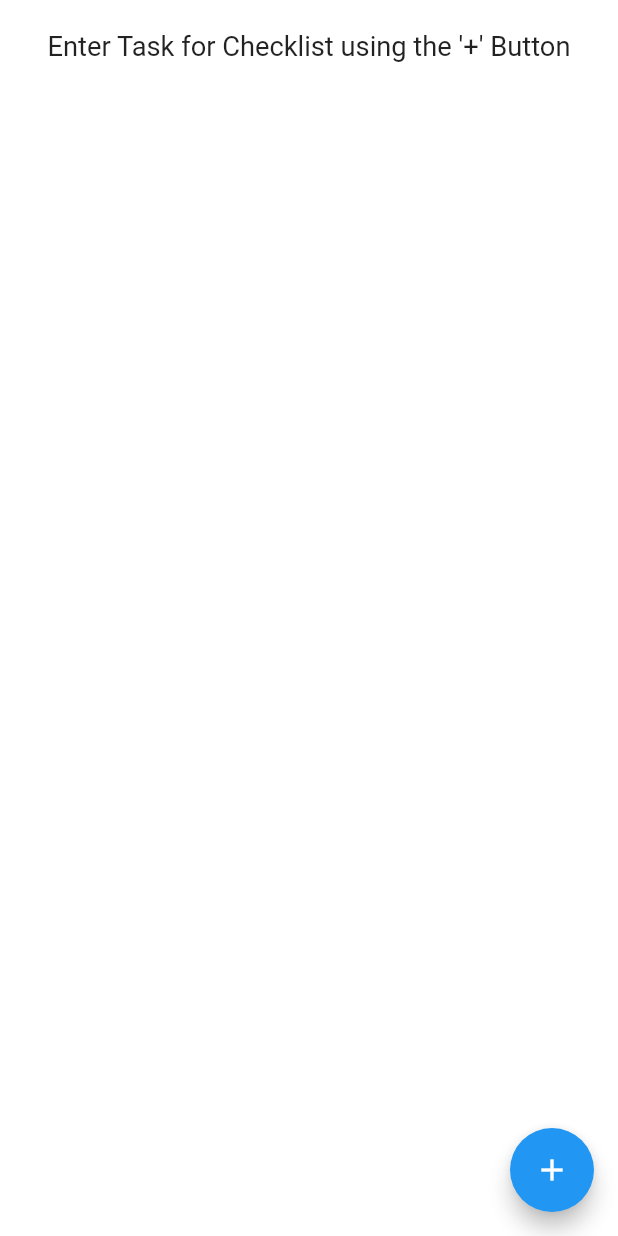
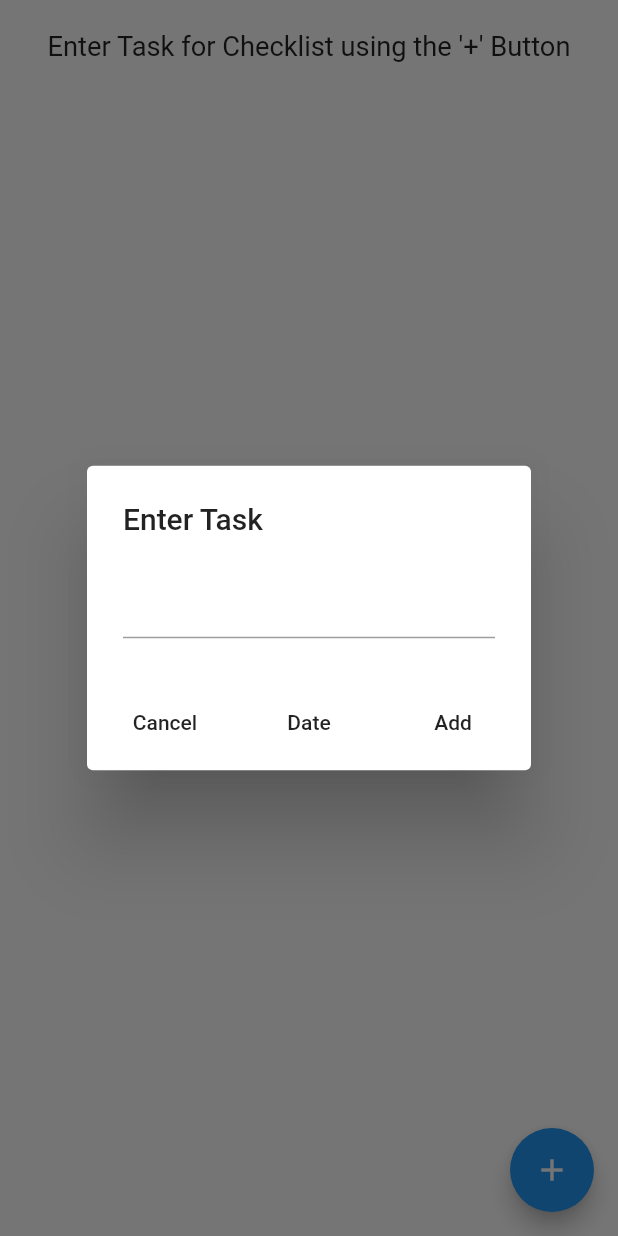
Before and after one commit to jmatamata/Spring2021_AdvancedProject, a Flutter app: the ChecklistPage screen opened directly, after a tap on the "add" icon, on a phone screen of 412 x 824 dp. Run offline on Flutter 3.47's test engine with Material 2 defaults, Android fonts, the phone set to English and light mode, and no system bars; our stand-ins replace flutter_spinkit, flutter_svg, geolocator, google_fonts, weather.

Commit message:
Checklist Page APP (Stable)

```diff
--- /dev/null
+++ b/lib/blocs/checklist_bloc.dart
@@ -0,0 +1,123 @@
+import 'dart:async';
+import 'package:acm_widget_mobile_app/models/checklist_color_changer.dart';
+import 'package:flutter/material.dart';
+
+class ChecklistBloc {
+  TaskList _userTaskList;
+
+  final _taskListStreamController = StreamController<TaskList>();
+  StreamSink<TaskList> get _taskListSink => _taskListStreamController.sink;
+  Stream<TaskList> get taskListStream => _taskListStreamController.stream;
+
+  final _taskController = StreamController<Task>();
+  StreamSink<Task> get taskSink => _taskController.sink;
+  Stream<Task> get _taskStream => _taskController.stream;
+
+  ChecklistBloc() {
+    _userTaskList = TaskList();
+
+    _taskStream.listen(
+      (task) {
+        if (task != null && _userTaskList.getTaskList.contains(task)) {
+          List<Task> tempTaskList = _userTaskList.getTaskList;
+
+          tempTaskList.replaceRange(tempTaskList.indexOf(task),
+              tempTaskList.indexOf(task) + 1, [task]);
+
+          _taskListSink.add(_userTaskList);
+        } else if (task != null) {
+          _userTaskList.addTask(task);
+
+          _taskListSink.add(_userTaskList);
+        } else if (task == null) {
+          _taskListSink.add(_userTaskList);
+        }
+      },
+      onError: (err) {
+        print("Error");
+      },
+    );
+  }
+
+  void dispose() {
+    _taskListStreamController.close();
+
+    _taskController.close();
+  }
+}
+
+class Task {
+  String _taskName = '';
+
+  bool _completeStatus = false;
+
+  DateTime _taskDeadline;
+
+  DateTime _creationDate = DateTime.now();
+
+  TitleColorChanger _colorChanger;
+
+  Color _taskColor = Color(0xffffffff);
+
+  Task(String userTaskName, DateTime userTaskDeadline,
+      Stream<DateTime> deadlineClockIn,
+      [bool userCompleteStatus = false]) {
+    _taskName = userTaskName;
+
+    _completeStatus = userCompleteStatus;
+
+    _taskDeadline = userTaskDeadline;
+
+    _colorChanger = TitleColorChanger(_creationDate, userTaskDeadline);
+
+    deadlineClockIn.listen((updatedTime) {
+      if (updatedTime != null)
+        _taskColor = _colorChanger.getTitleColor(updatedTime);
+    });
+  }
+
+  String get getTaskName => _taskName;
+
+  bool get getTaskCompleteStatus => _completeStatus;
+
+  DateTime get getTaskDeadline => _taskDeadline;
+
+  Color get getTitleColor => _taskColor;
+
+  String getTaskSubtitle(DateTime userDateTime) {
+    DateTime tempCurrentDate = DateTime.now();
+
+    if (userDateTime.isBefore(tempCurrentDate))
+      return "Due Today";
+    else if (userDateTime.isBefore(tempCurrentDate.add(new Duration(days: 1))))
+      return "Due Tomorrow";
+    else
+      return "Due: ${userDateTime.month}/${userDateTime.day}/${userDateTime.year}";
+  }
+
+  changeStatus() {
+    _completeStatus = !_completeStatus;
+  }
+}
+
+class TaskList {
+  List<Task> _tasks = [];
+
+  List<Task> get getTaskList => _tasks;
+
+  TaskList();
+
+  TaskList.fromList(this._tasks);
+
+  addTask(Task userTask) {
+    _tasks.add(userTask);
+  }
+}
+
+class TaskDataReturnType {
+  String taskName;
+
+  DateTime taskDeadline;
+
+  TaskDataReturnType(this.taskName, this.taskDeadline);
+}
--- /dev/null
+++ b/lib/models/checklist_color_changer.dart
@@ -0,0 +1,51 @@
+import 'package:flutter/material.dart';
+
+class TitleColorChanger {
+  final List<int> deadlineColorList = [
+    0xff8ede78,
+    0xff9dde78,
+    0xffa6de78,
+    0xffb7de78,
+    0xffc6de78,
+    0xffd4de78,
+    0xffdedb78,
+    0xffded278,
+    0xffdec378,
+    0xffdeb278,
+    0xffde9878,
+    0xffde7878,
+  ];
+
+  Map<DateTime, Color> colorTimeFrames = {};
+
+  DateTime _creationDate;
+
+  Duration _deadlineIncrement;
+
+  TitleColorChanger(DateTime creationDateIn, DateTime deadlineDateIn) {
+    _creationDate = creationDateIn;
+
+    _deadlineIncrement = deadlineDateIn.difference(creationDateIn) ~/ 12;
+
+    for (int i = 1; i <= 12; i++) {
+      colorTimeFrames[creationDateIn.add(_deadlineIncrement * i)] =
+          Color(deadlineColorList[i - 1]);
+    }
+  }
+
+  Color getTitleColor(DateTime updatedTime) {
+    Duration shortestTime = _deadlineIncrement;
+
+    DateTime closestTimeFrame = _creationDate;
+
+    colorTimeFrames.forEach((timeFrame, color) {
+      if (timeFrame.difference(updatedTime).abs() < shortestTime) {
+        closestTimeFrame = timeFrame;
+      }
+    });
+
+    return (closestTimeFrame != null)
+        ? colorTimeFrames[closestTimeFrame]
+        : Color(0xffffffff);
+  }
+}
--- /dev/null
+++ b/lib/models/checklist_deadline_clock.dart
@@ -0,0 +1,22 @@
+import 'dart:async';
+
+class TaskDeadlineClock {
+  final _taskDeadlineClockStreamController =
+      StreamController<DateTime>.broadcast(onListen: () {});
+  StreamSink<DateTime> get _clockSink =>
+      _taskDeadlineClockStreamController.sink;
+  Stream<DateTime> get clockStream =>
+      _taskDeadlineClockStreamController.stream.asBroadcastStream();
+
+  TaskDeadlineClock() {
+    Timer.periodic(Duration(minutes: 1), (timer) {
+      _clockSink.add(DateTime.now());
+
+      print("===================Time Update ======================");
+    });
+  }
+
+  void dispose() {
+    _taskDeadlineClockStreamController.close();
+  }
+}
--- a/lib/pages/checklist_page.dart
+++ b/lib/pages/checklist_page.dart
@@ -1,3 +1,5 @@
+import 'package:acm_widget_mobile_app/blocs/checklist_bloc.dart';
+import 'package:acm_widget_mobile_app/models/checklist_deadline_clock.dart';
 import 'package:flutter/material.dart';
 
 class ChecklistPage extends StatefulWidget {
@@ -6,6 +8,76 @@ class ChecklistPage extends StatefulWidget {
 }
 
 class _ChecklistState extends State<ChecklistPage> {
+  final checklistBloc = ChecklistBloc();
+
+  final taskDeadlineClock = TaskDeadlineClock();
+
+  final int _deleteButtonColor = 0xfff7b6b2;
+
+  Future<TaskDataReturnType> createAlertDialog(BuildContext context) {
+    TextEditingController customController = TextEditingController();
+
+    String _tempTaskName;
+
+    DateTime _tempTaskDeadline;
+
+    return showDialog(
+        context: context,
+        builder: (context) {
+          return AlertDialog(
+            title: Text("Enter Task"),
+            content: TextField(
+              controller: customController,
+            ),
+            actions: <Widget>[
+              MaterialButton(
+                  elevation: 5.0,
+                  child: Text("Cancel"),
+                  onPressed: () {
+                    Navigator.of(context).pop();
+                  }),
+              MaterialButton(
+                  elevation: 5.0,
+                  child: Text("Date"),
+                  onPressed: () {
+                    createTimeDialog(context).then((date) {
+                      _tempTaskDeadline = date;
+                    });
+                  }),
+              MaterialButton(
+                  elevation: 5.0,
+                  child: Text("Add"),
+                  onPressed: () {
+                    _tempTaskName = customController.text.toString();
+
+                    Navigator.of(context).pop(
+                        TaskDataReturnType(_tempTaskName, _tempTaskDeadline));
+                  }),
+            ],
+          );
+        });
+  }
+
+  Future<DateTime> createTimeDialog(BuildContext context) {
+    return showDatePicker(
+      context: context,
+      initialDate: DateTime.now(),
+      firstDate: DateTime.now(),
+      lastDate: DateTime(2222),
+    ).then((date) {
+      return date;
+    });
+  }
+
+  @override
+  void dispose() {
+    checklistBloc.dispose();
+
+    taskDeadlineClock.dispose();
+
+    super.dispose();
+  }
+
   @override
   Widget build(BuildContext context) {
     return Scaffold(
```
Also changed, not shown: lib/data/global_data.dart (+7 -1 lines).
